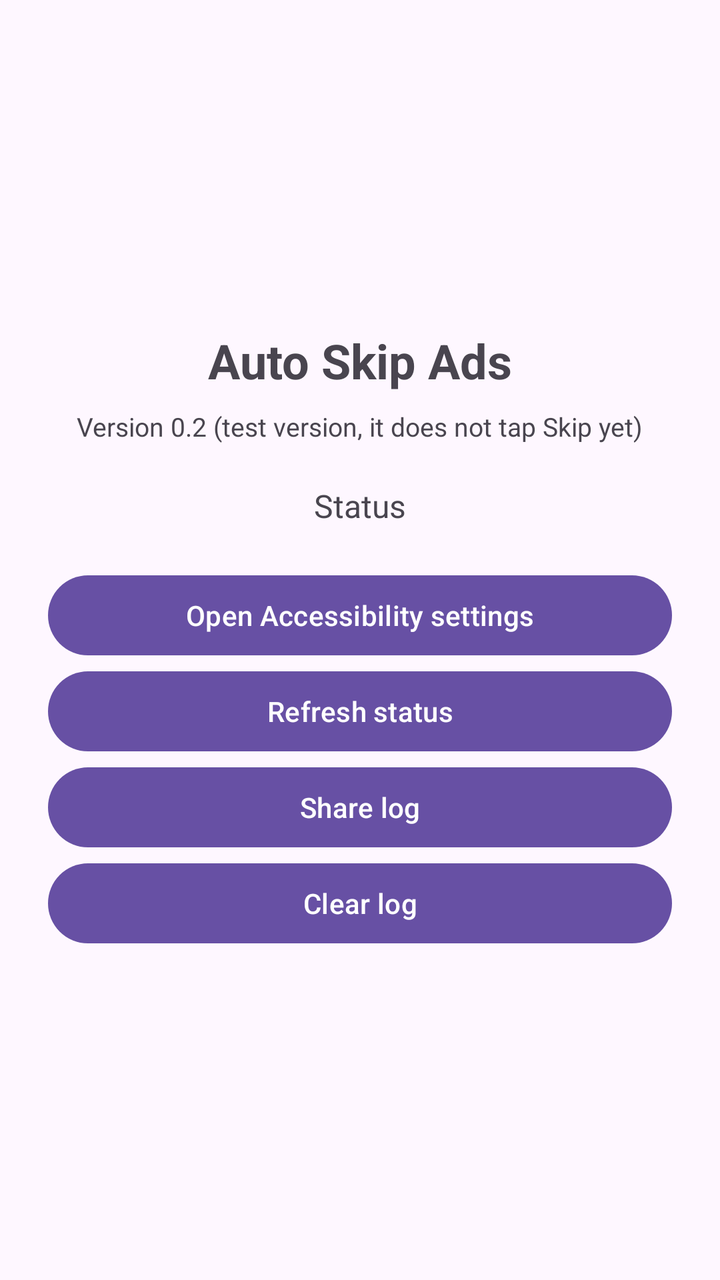
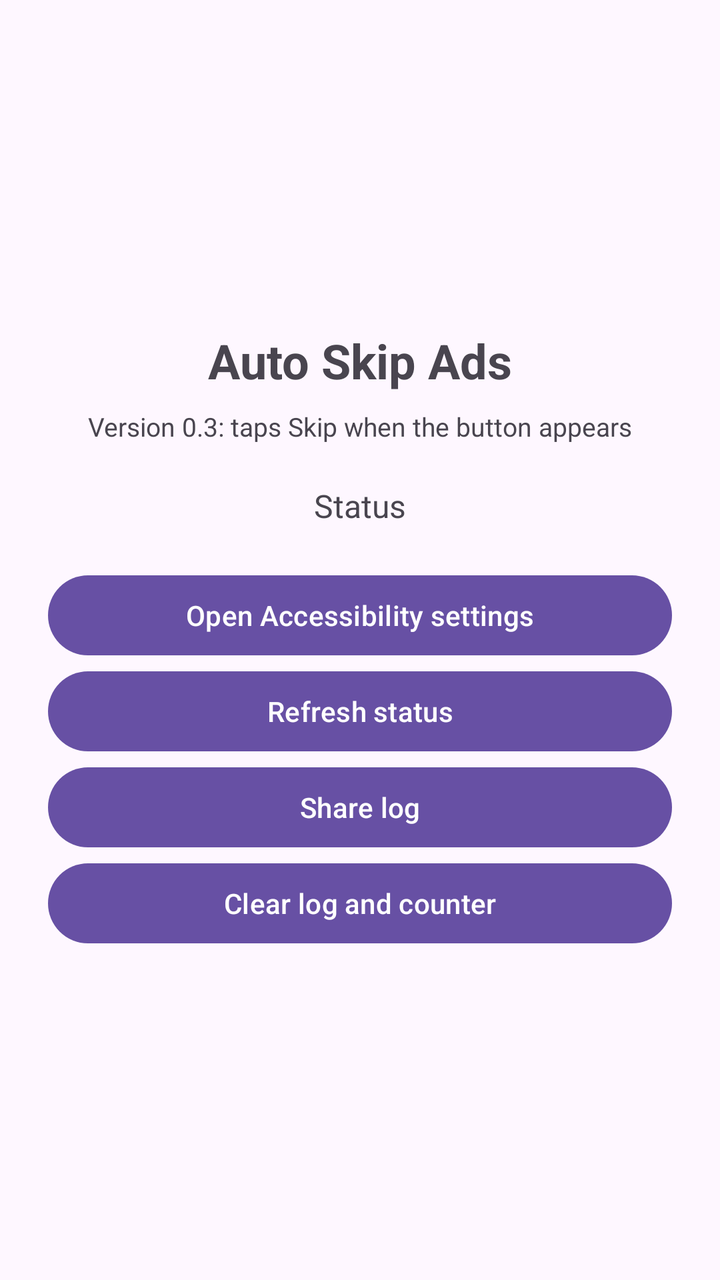

Compare the two renders of this Android layout. The source of the first and the diff that turns it into the second are given below.
<!-- AndroidManifest.xml: application theme Theme.AutoSkipAds -->
<!-- res/layout/activity_main.xml -->
<?xml version="1.0" encoding="utf-8"?>
<LinearLayout xmlns:android="http://schemas.android.com/apk/res/android"
    xmlns:tools="http://schemas.android.com/tools"
    android:id="@+id/main"
    android:layout_width="match_parent"
    android:layout_height="match_parent"
    android:gravity="center"
    android:orientation="vertical"
    android:padding="24dp"
    tools:context=".MainActivity">

    <TextView
        android:layout_width="wrap_content"
        android:layout_height="wrap_content"
        android:text="Auto Skip Ads"
        android:textSize="24sp"
        android:textStyle="bold" />

    <TextView
        android:layout_width="wrap_content"
        android:layout_height="wrap_content"
        android:layout_marginTop="8dp"
        android:text="Version 0.2 (test version, it does not tap Skip yet)"
        android:textSize="13sp" />

    <TextView
        android:id="@+id/statusText"
        android:layout_width="wrap_content"
        android:layout_height="wrap_content"
        android:layout_marginTop="20dp"
        android:layout_marginBottom="20dp"
        android:text="Status"
        android:textSize="16sp" />

    <Button
        android:id="@+id/openSettingsButton"
        android:layout_width="match_parent"
        android:layout_height="wrap_content"
        android:text="Open Accessibility settings" />

    <Button
        android:id="@+id/refreshButton"
        android:layout_width="match_parent"
        android:layout_height="wrap_content"
        android:text="Refresh status" />

    <Button
        android:id="@+id/shareLogButton"
        android:layout_width="match_parent"
        android:layout_height="wrap_content"
        android:text="Share log" />

    <Button
        android:id="@+id/clearLogButton"
        android:layout_width="match_parent"
        android:layout_height="wrap_content"
        android:text="Clear log" />

</LinearLayout>
<!-- resources referenced by this layout -->
<resources>
  <style name="Theme.AutoSkipAds" parent="Base.Theme.AutoSkipAds" />
  <style name="Base.Theme.AutoSkipAds" parent="Theme.Material3.DayNight.NoActionBar">
          
          
      </style>
</resources>

<!-- the commit's change to res/layout/activity_main.xml (unified diff, before → after) -->
@@ -20,7 +20,7 @@
         android:layout_width="wrap_content"
         android:layout_height="wrap_content"
         android:layout_marginTop="8dp"
-        android:text="Version 0.2 (test version, it does not tap Skip yet)"
+        android:text="Version 0.3: taps Skip when the button appears"
         android:textSize="13sp" />
 
     <TextView
@@ -54,6 +54,6 @@
         android:id="@+id/clearLogButton"
         android:layout_width="match_parent"
         android:layout_height="wrap_content"
-        android:text="Clear log" />
+        android:text="Clear log and counter" />
 
 </LinearLayout>
